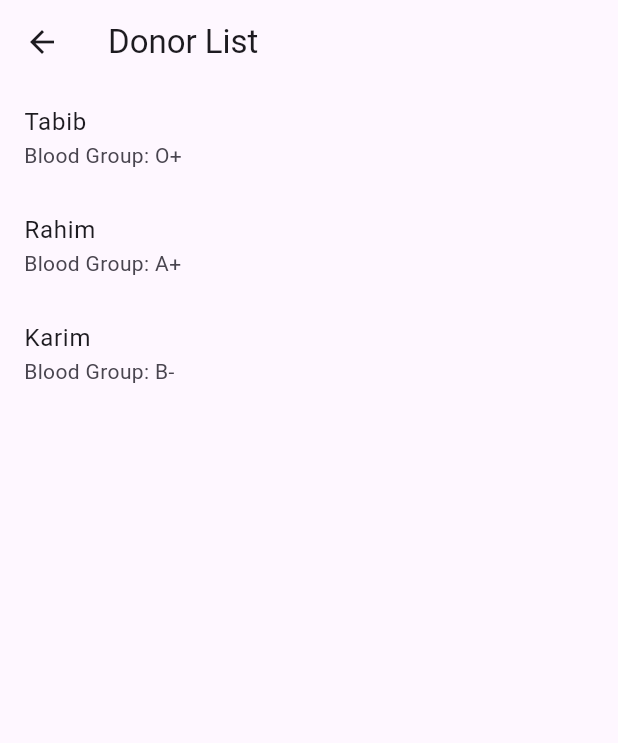
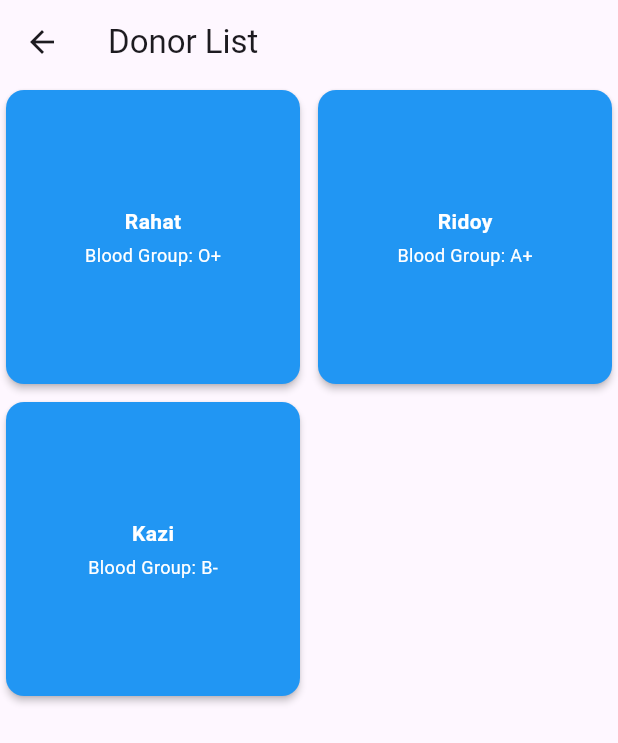
Before and after one commit to Shourov-1234/project-3, a Flutter app: the screen it shows after launch, item 2 of the bottom bar chosen, on a phone screen of 412 x 824 dp. Shown: the top 743 px of the screen. Run offline on Flutter 3.47's test engine with Material 3 defaults, Android fonts, the phone set to English and light mode, and no system bars.

Commit message:
Update donor_list_page.dart

```diff
--- a/flutter_application_1/lib/donor_list_page.dart
+++ b/flutter_application_1/lib/donor_list_page.dart
@@ -1,30 +1,54 @@
 import 'package:flutter/material.dart';
+import 'donor_details_page.dart';
 
 class DonorListPage extends StatelessWidget {
   final List<Map<String, String>> donors = [
-    {'name': 'Tabib', 'bloodGroup': 'O+'},
-    {'name': 'Rahim', 'bloodGroup': 'A+'},
-    {'name': 'Karim', 'bloodGroup': 'B-'}
+    {'name': 'Rahat', 'bloodGroup': 'O+'},
+    {'name': 'Ridoy', 'bloodGroup': 'A+'},
+    {'name': 'Kazi', 'bloodGroup': 'B-'},
   ];
 
   @override
   Widget build(BuildContext context) {
     return Scaffold(
       appBar: AppBar(title: Text("Donor List")),
-      body: ListView.builder(
+      body: GridView.builder(
+        gridDelegate: SliverGridDelegateWithFixedCrossAxisCount(
+          crossAxisCount: 2,
+          crossAxisSpacing: 4.0,
+          mainAxisSpacing: 4.0,
+        ),
         itemCount: donors.length,
         itemBuilder: (context, index) {
-          return ListTile(
-            title: Text(donors[index]['name']!),
-            subtitle: Text("Blood Group: ${donors[index]['bloodGroup']}"),
-            onTap: () {
-              Navigator.push(
-                context,
-                MaterialPageRoute(
-                  builder: (context) => DonorDetailsPage(donor: donors[index]),
-                ),
-              );
-            },
+          return Card(
+            color: Colors.blue,
+            elevation: 2.0,
+            margin: EdgeInsets.all(4.0),
+            child: Padding(
+              padding: EdgeInsets.all(8.0),
+              child: Column(
+                mainAxisAlignment: MainAxisAlignment.center,
+                crossAxisAlignment: CrossAxisAlignment.center,
+                children: [
+                  Text(
+                    donors[index]['name']!,
+                    style: TextStyle(
+                      fontSize: 14,
+                      fontWeight: FontWeight.bold,
+                      color: Colors.white,
+                    ),
+                  ),
+                  SizedBox(height: 4),
+                  Text(
+                    "Blood Group: ${donors[index]['bloodGroup']}",
+                    style: TextStyle(
+                      fontSize: 12,
+                      color: Colors.white,
+                    ),
+                  ),
+                ],
+              ),
+            ),
           );
         },
       ),
```
